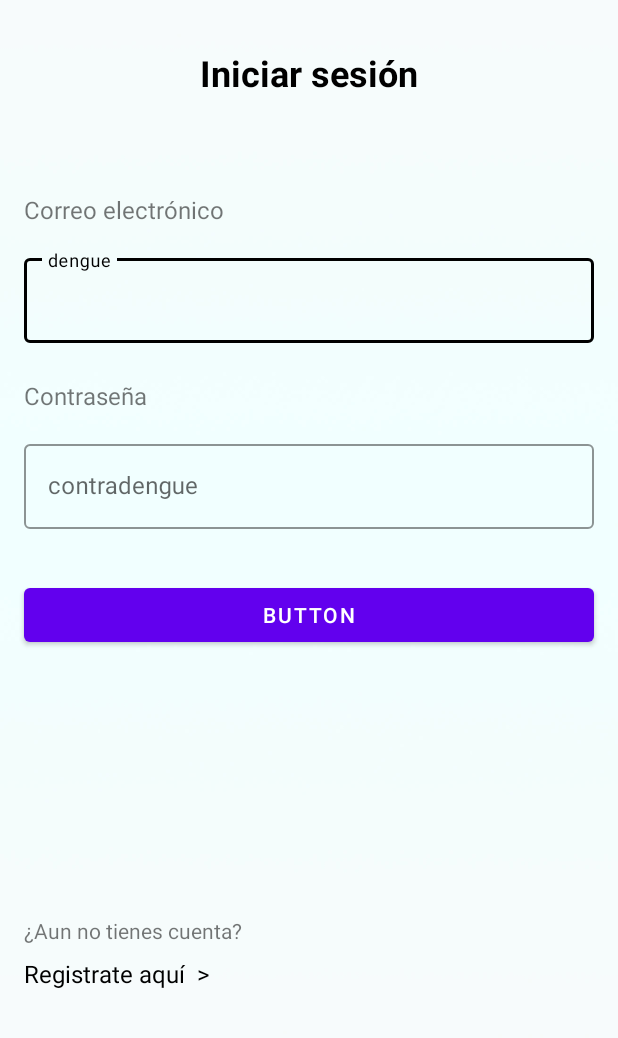
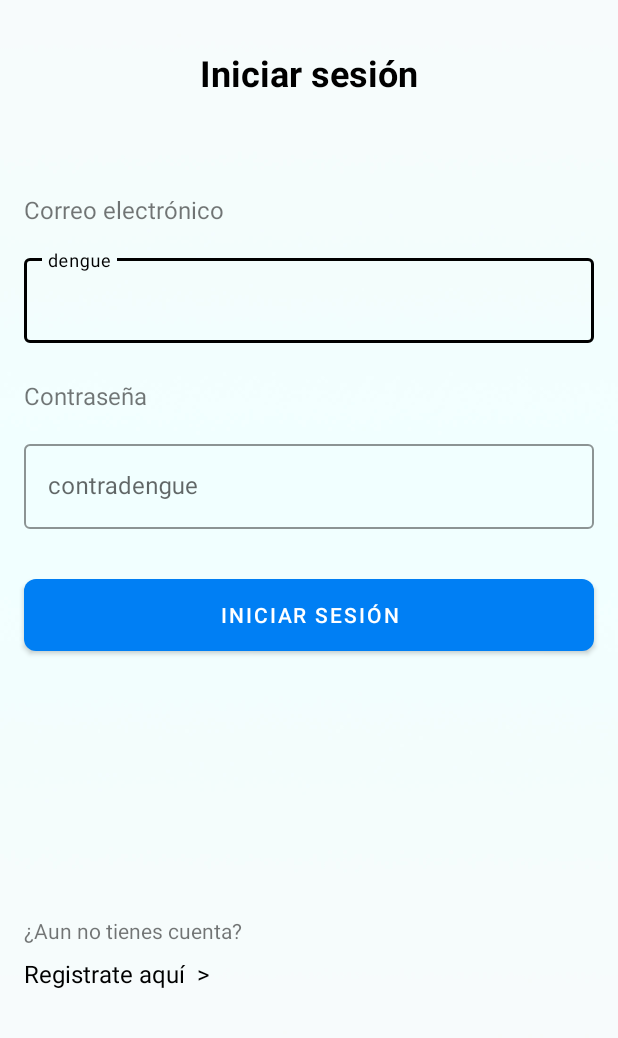
Before and after one commit to olijuseju/GTI-3-A-Marselo-C02-Android, an Android app: the layout activity_login.xml on its own in the app's theme, with its tools: preview values and no code run, on a phone screen of 412 x 824 dp, the part 198-1236 px from its top. Run offline under Robolectric (Android 15) with nearby library versions, the phone set to English and light mode, and no system bars.

Commit message:
login v2.0

```diff
--- a/app/src/main/AndroidManifest.xml
+++ b/app/src/main/AndroidManifest.xml
@@ -21,7 +21,11 @@
         <activity
             android:name=".src.main.LoginActivity"
             android:exported="true" >
+            <intent-filter>
+                <action android:name="android.intent.action.MAIN" />
 
+                <category android:name="android.intent.category.LAUNCHER" />
+            </intent-filter>
         </activity>
         <activity
             android:name=".src.main.MainActivity"
--- /dev/null
+++ b/app/src/main/res/drawable/button_primary.xml
@@ -0,0 +1,7 @@
+<?xml version="1.0" encoding="utf-8"?>
+<shape android:shape="rectangle" xmlns:android="http://schemas.android.com/apk/res/android">
+
+    <solid android:color="@color/color_principal" />
+    <corners android:radius="8dp" />
+
+</shape>
--- a/app/src/main/res/layout/activity_login.xml
+++ b/app/src/main/res/layout/activity_login.xml
@@ -144,7 +144,8 @@
                 android:layout_marginStart="16dp"
                 android:layout_marginTop="33dp"
                 android:layout_marginEnd="16dp"
-                android:text="Button"
+                android:background="@drawable/button_primary"
+                android:text="Iniciar sesión"
                 app:layout_constraintEnd_toEndOf="parent"
                 app:layout_constraintHorizontal_bias="0.5"
                 app:layout_constraintStart_toStartOf="parent"
--- a/app/src/main/res/values-night/themes.xml
+++ b/app/src/main/res/values-night/themes.xml
@@ -2,8 +2,8 @@
     <!-- Base application theme. -->
     <style name="Theme.Proyecto_3A_JoseJulio" parent="Theme.MaterialComponents.DayNight.NoActionBar">
         <!-- Primary brand color. -->
-        <item name="colorPrimary">@color/purple_200</item>
-        <item name="colorPrimaryVariant">@color/purple_700</item>
+        <item name="colorPrimary">@color/color_principal</item>
+        <item name="colorPrimaryVariant">@color/white</item>
         <item name="colorOnPrimary">@color/black</item>
         <!-- Secondary brand color. -->
         <item name="colorSecondary">@color/teal_200</item>
--- a/app/src/main/res/values/colors.xml
+++ b/app/src/main/res/values/colors.xml
@@ -1,6 +1,7 @@
 <?xml version="1.0" encoding="utf-8"?>
 <resources>
-    <color name="purple_200">#FFBB86FC</color>
+    <color name="color_principal">#007FF4</color>
+    <color name="gris">#f3f3f3</color>
     <color name="purple_500">#FF6200EE</color>
     <color name="purple_700">#FF3700B3</color>
     <color name="teal_200">#FF03DAC5</color>
--- a/app/src/main/res/values/themes.xml
+++ b/app/src/main/res/values/themes.xml
@@ -2,8 +2,8 @@
     <!-- Base application theme. -->
     <style name="Theme.Proyecto_3A_JoseJulio" parent="Theme.MaterialComponents.DayNight.NoActionBar">
         <!-- Primary brand color. -->
-        <item name="colorPrimary">@color/purple_500</item>
-        <item name="colorPrimaryVariant">@color/purple_700</item>
+        <item name="colorPrimary">@color/color_principal</item>
+        <item name="colorPrimaryVariant">@color/black</item>
         <item name="colorOnPrimary">@color/white</item>
         <!-- Secondary brand color. -->
         <item name="colorSecondary">@color/teal_200</item>
```
